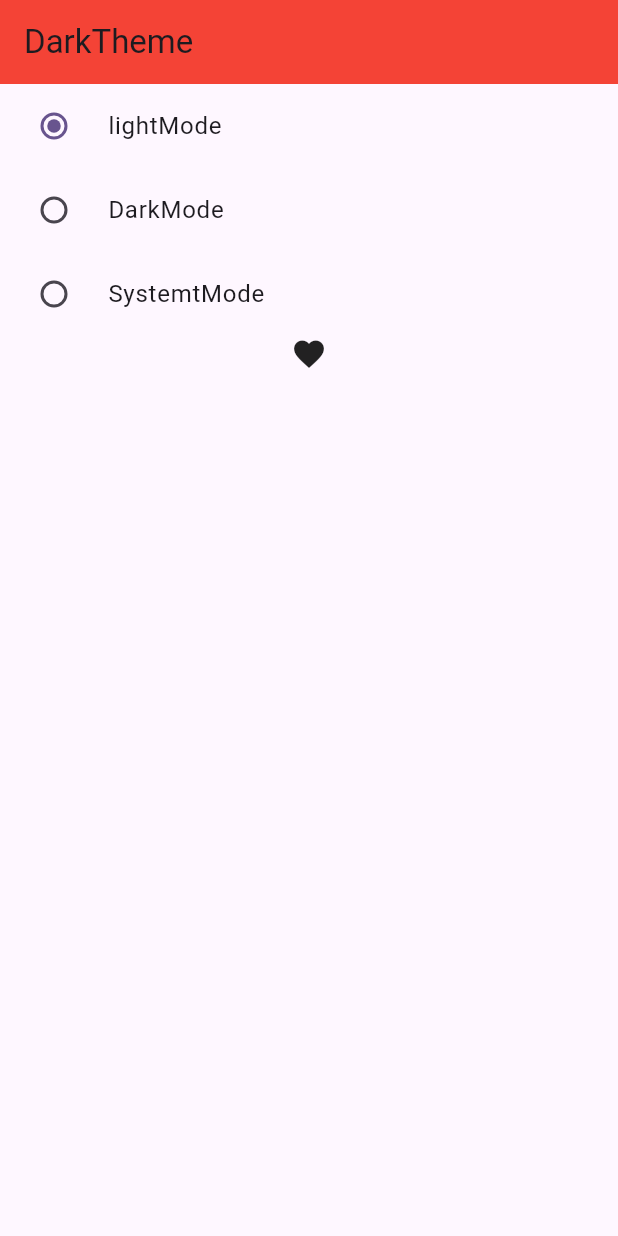
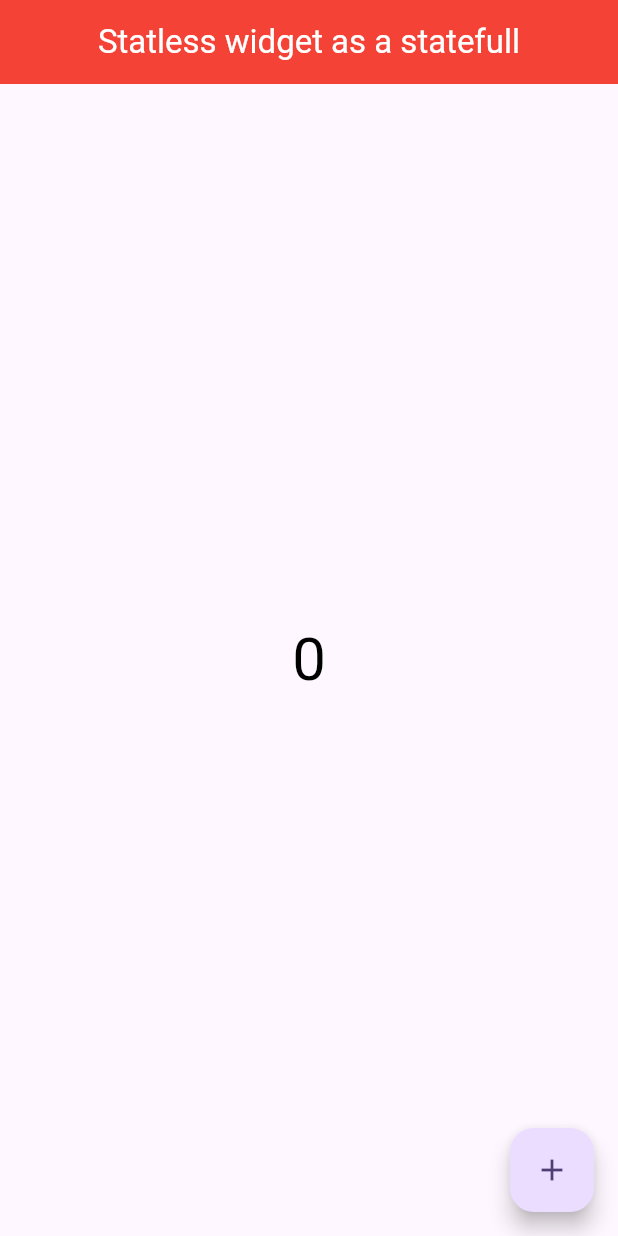
Before and after one commit to Sikandar897/IamProvider, a Flutter app: the screen it shows after launch, on a phone screen of 412 x 824 dp. Run offline on Flutter 3.47's test engine with Material 3 defaults, Android fonts, the phone set to English and light mode, and no system bars.

Commit message:
using statless widget as a statefullWidget

```diff
--- a/lib/main.dart
+++ b/lib/main.dart
@@ -4,7 +4,8 @@ import 'package:provider_example_2/provider/count_provider.dart';
 import 'package:provider_example_2/provider/favourite_provider.dart';
 import 'package:provider_example_2/provider/provider.dart';
 import 'package:provider_example_2/provider/theme_changer_provider.dart';
-import 'package:provider_example_2/screens/dark_theme.dart';
+//import 'package:provider_example_2/screens/dark_theme.dart';
+import 'package:provider_example_2/screens/value_notify_listner.dart';
 //import 'package:provider_example_2/screens/favourite/favourites_screen.dart';
 //import 'package:provider_example_2/screens/provider_example_two.dart';
 
@@ -32,7 +33,10 @@ class MyApp extends StatelessWidget {
             theme: ThemeData(
               colorScheme: ColorScheme.fromSeed(seedColor: Colors.deepPurple),
               brightness: Brightness.light,
-              appBarTheme: const AppBarTheme(backgroundColor: Colors.red),
+              appBarTheme: const AppBarTheme(
+                centerTitle: true,
+                foregroundColor: Colors.white,
+                backgroundColor: Colors.red),
               useMaterial3: true,
             ),
             darkTheme: ThemeData(
@@ -43,7 +47,7 @@ class MyApp extends StatelessWidget {
               iconTheme: const IconThemeData(color: Colors.red),
               useMaterial3: true,
             ),
-            home: const DarkThemeScreen(),
+            home: const NotifyListnerScreen(),
           );
         }));
   }
--- /dev/null
+++ b/lib/screens/value_notify_listner.dart
@@ -0,0 +1,40 @@
+/* In this example we are going to use statless widget as a statefull widget it is just a hurrah concept of a provider */
+/*Morever we dosenot required to create a seprate class just like we do in other and create its change notifer etc*/
+/*we are just need to use the ValueListenable which will work for changenotifer and will work same like as previous count provider example*/
+
+//import 'dart:ffi';
+
+import 'package:flutter/material.dart';
+
+class NotifyListnerScreen extends StatelessWidget {
+  const NotifyListnerScreen({super.key});
+
+  @override
+  Widget build(BuildContext context) {
+    /* below variable _count have type valuenotifier will work for us like statefll widget */
+
+    ValueNotifier<int> count = ValueNotifier(0);
+    return Scaffold(
+      appBar: AppBar(
+        title: const Text('Statless widget as a statefull'),
+      ),
+      body: Center(
+          child: ValueListenableBuilder(
+              valueListenable: count,
+              builder: (context, value, child) {
+                return Text(
+                  count.value.toString(),
+                  style: const TextStyle(color: Colors.black, fontSize: 40),
+                );
+              })),
+      floatingActionButton: FloatingActionButton(
+        onPressed: () {
+          count.value++;
+          // ignore: avoid_print
+          print(count.value.toString());
+        },
+        child: const Icon(Icons.add),
+      ),
+    );
+  }
+}
```
